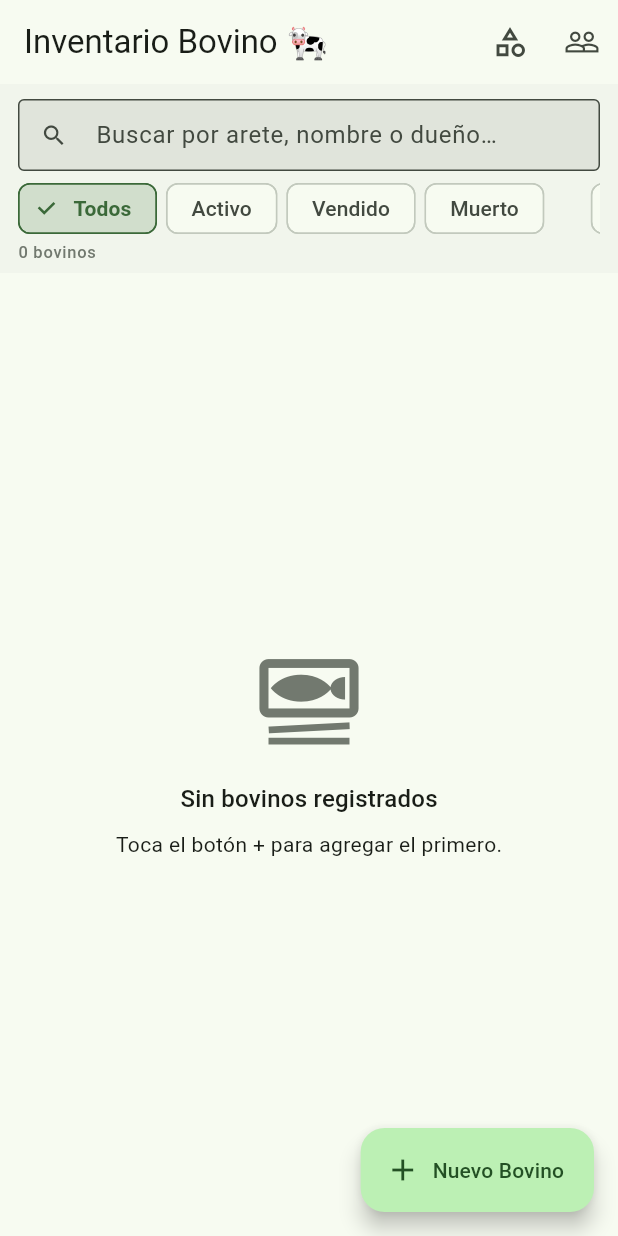
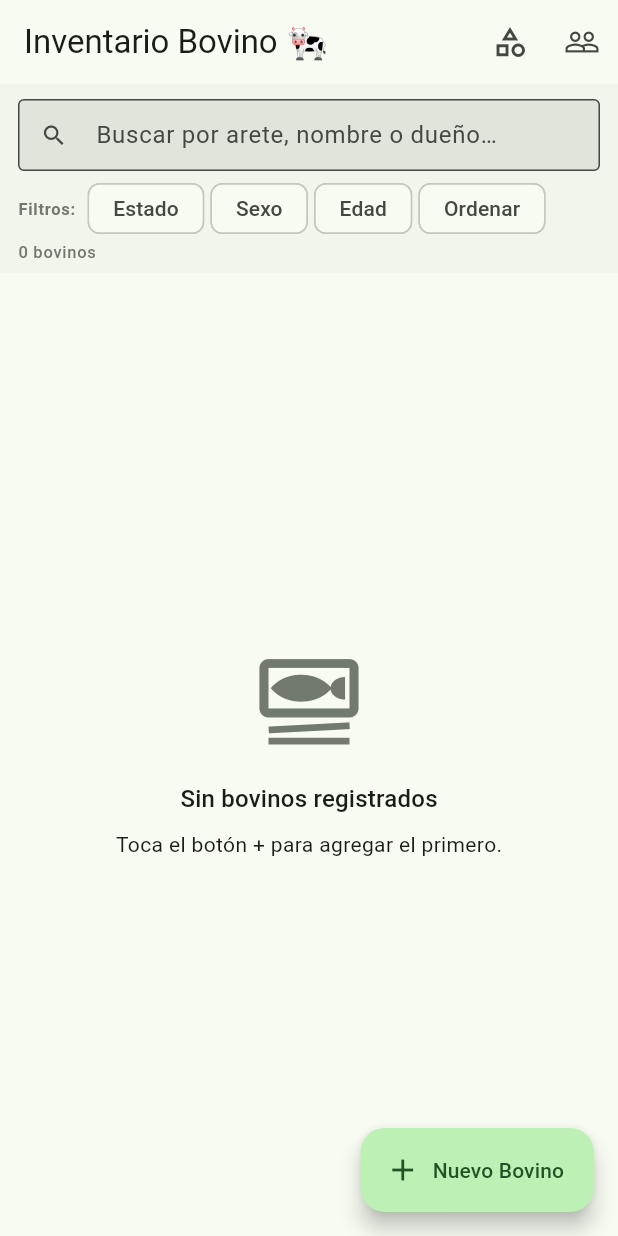
Before and after one commit to BenyHdezM/ProjectBovine, a Flutter app: the screen it shows after launch, on a phone screen of 412 x 824 dp. Run offline on Flutter 3.47's test engine with Material 3 defaults, Android fonts, the phone set to English and light mode, and no system bars; our stand-ins replace drift, drift_flutter, flutter_riverpod, go_router, image_picker; accounts and stored records are empty; generated files the repository leaves out were written again.

Commit message:
fix: distancia de botones y filtros

```diff
--- a/lib/features/bovinos/presentation/screens/bovinos_list_screen.dart
+++ b/lib/features/bovinos/presentation/screens/bovinos_list_screen.dart
@@ -306,40 +306,39 @@ class _Filtros extends StatelessWidget {
           ),
           const SizedBox(height: 8),
 
-          // ── Chips de estado y sexo ─────────────────────────────────────────
-          SingleChildScrollView(
+          // ── Chips de filtros ───────────────────────────────────────────────
+          Row(
+            children: [
+              Text(
+                'Filtros:',
+                style: Theme.of(context).textTheme.labelSmall?.copyWith(
+                      color: Theme.of(context).colorScheme.outline,
+                      fontWeight: FontWeight.w600,
+                    ),
+              ),
+              const SizedBox(width: 8),
+              Expanded(
+                child: SingleChildScrollView(
                   scrollDirection: Axis.horizontal,
                   child: Row(
                     children: [
                       _FiltroChip(
-                  label: 'Todos',
-                  selected: estadoFilter == null,
-                  onTap: () => onEstado(null),
+                        label: switch (estadoFilter) {
+                          'activo' => 'Activo',
+                          'vendido' => 'Vendido',
+                          'muerto' => 'Muerto',
+                          _ => 'Estado',
+                        },
+                        selected: estadoFilter != null,
+                        color: switch (estadoFilter) {
+                          'activo' => Colors.green,
+                          'vendido' => Colors.orange,
+                          'muerto' => Colors.grey,
+                          _ => null,
+                        },
+                        onTap: () => _mostrarFiltroEstado(context,
+                            estado: estadoFilter, onEstado: onEstado),
                       ),
-                _FiltroChip(
-                  label: 'Activo',
-                  selected: estadoFilter == 'activo',
-                  color: Colors.green,
-                  onTap: () =>
-                      onEstado(estadoFilter == 'activo' ? null : 'activo'),
-                ),
-                _FiltroChip(
-                  label: 'Vendido',
-                  selected: estadoFilter == 'vendido',
-                  color: Colors.orange,
-                  onTap: () =>
-                      onEstado(estadoFilter == 'vendido' ? null : 'vendido'),
-                ),
-                _FiltroChip(
-                  label: 'Muerto',
-                  selected: estadoFilter == 'muerto',
-                  color: Colors.grey,
-                  onTap: () =>
-                      onEstado(estadoFilter == 'muerto' ? null : 'muerto'),
-                ),
-                const SizedBox(width: 12),
-                const VerticalDivider(width: 1, indent: 4, endIndent: 4),
-                const SizedBox(width: 12),
                       _FiltroChip(
                         label: switch (sexoFilter) {
                           'H' => 'Hembra',
@@ -348,11 +347,9 @@ class _Filtros extends StatelessWidget {
                         },
                         selected: sexoFilter != null,
                         color: Colors.purple,
-                  onTap: () => _mostrarFiltroSexo(context, sexo: sexoFilter, onSexo: onSexo),
+                        onTap: () => _mostrarFiltroSexo(context,
+                            sexo: sexoFilter, onSexo: onSexo),
                       ),
-                const SizedBox(width: 12),
-                const VerticalDivider(width: 1, indent: 4, endIndent: 4),
-                const SizedBox(width: 12),
                       _FiltroChip(
                         label: edadFiltroTipo == null
                             ? 'Edad'
@@ -376,9 +373,6 @@ class _Filtros extends StatelessWidget {
                           onValor: onEdadValor,
                         ),
                       ),
-                const SizedBox(width: 12),
-                const VerticalDivider(width: 1, indent: 4, endIndent: 4),
-                const SizedBox(width: 12),
                       _FiltroChip(
                         label: sortCampo == null
                             ? 'Ordenar'
@@ -400,6 +394,9 @@ class _Filtros extends StatelessWidget {
                       ),
                     ],
                   ),
+                ),
+              ),
+            ],
           ),
           const SizedBox(height: 4),
 
@@ -433,7 +430,7 @@ class _FiltroChip extends StatelessWidget {
   Widget build(BuildContext context) {
     final c = color ?? Theme.of(context).colorScheme.primary;
     return Padding(
-      padding: const EdgeInsets.only(right: 6),
+      padding: const EdgeInsets.only(right: 4),
       child: FilterChip(
         label: Text(label),
         selected: selected,
@@ -627,6 +624,49 @@ void _mostrarOrdenarPor(
           ),
         ],
       ),
+    ),
+  );
+}
+
+void _mostrarFiltroEstado(
+  BuildContext context, {
+  required String? estado,
+  required ValueChanged<String?> onEstado,
+}) {
+  showDialog(
+    context: context,
+    builder: (ctx) => AlertDialog(
+      title: const Text('Filtrar por Estado'),
+      content: SizedBox(
+        width: 320,
+        child: Wrap(
+          spacing: 8,
+          runSpacing: 4,
+          children: [
+            ChoiceChip(
+              label: const Text('Activo'),
+              selected: estado == 'activo',
+              onSelected: (_) { onEstado('activo'); Navigator.pop(ctx); },
+            ),
+            ChoiceChip(
+              label: const Text('Vendido'),
+              selected: estado == 'vendido',
+              onSelected: (_) { onEstado('vendido'); Navigator.pop(ctx); },
+            ),
+            ChoiceChip(
+              label: const Text('Muerto'),
+              selected: estado == 'muerto',
+              onSelected: (_) { onEstado('muerto'); Navigator.pop(ctx); },
+            ),
+          ],
+        ),
+      ),
+      actions: [
+        TextButton(
+          onPressed: () { onEstado(null); Navigator.pop(ctx); },
+          child: const Text('Limpiar'),
+        ),
+      ],
     ),
   );
 }
```
Lines whose indentation alone changed are shown as unchanged.
